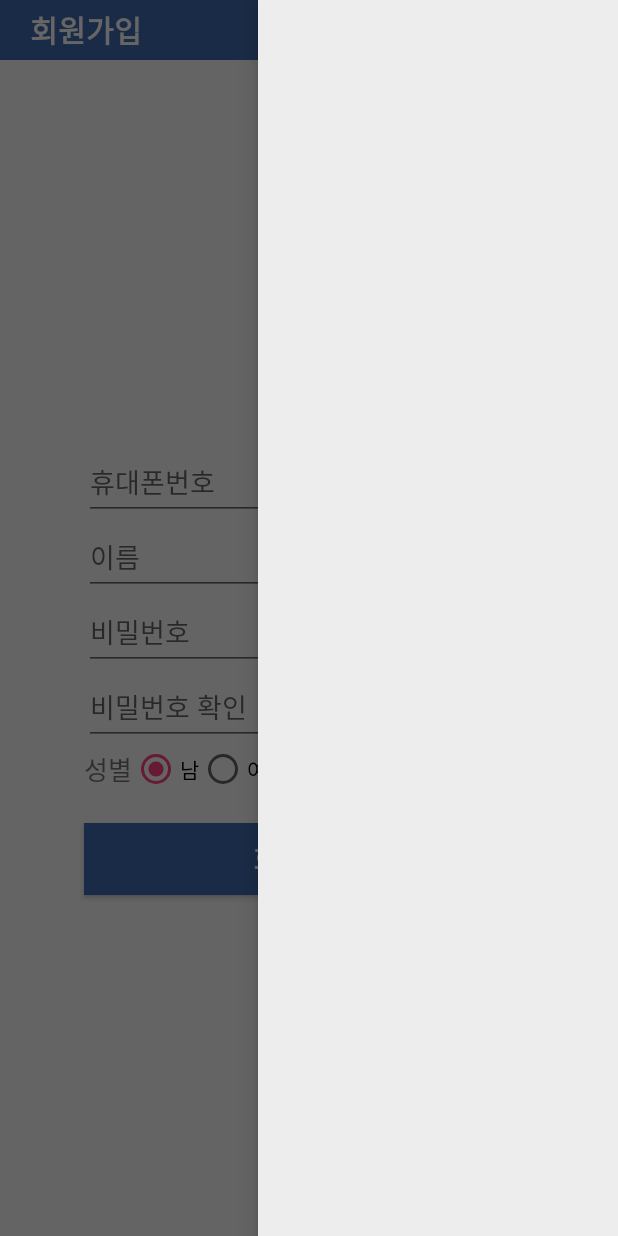
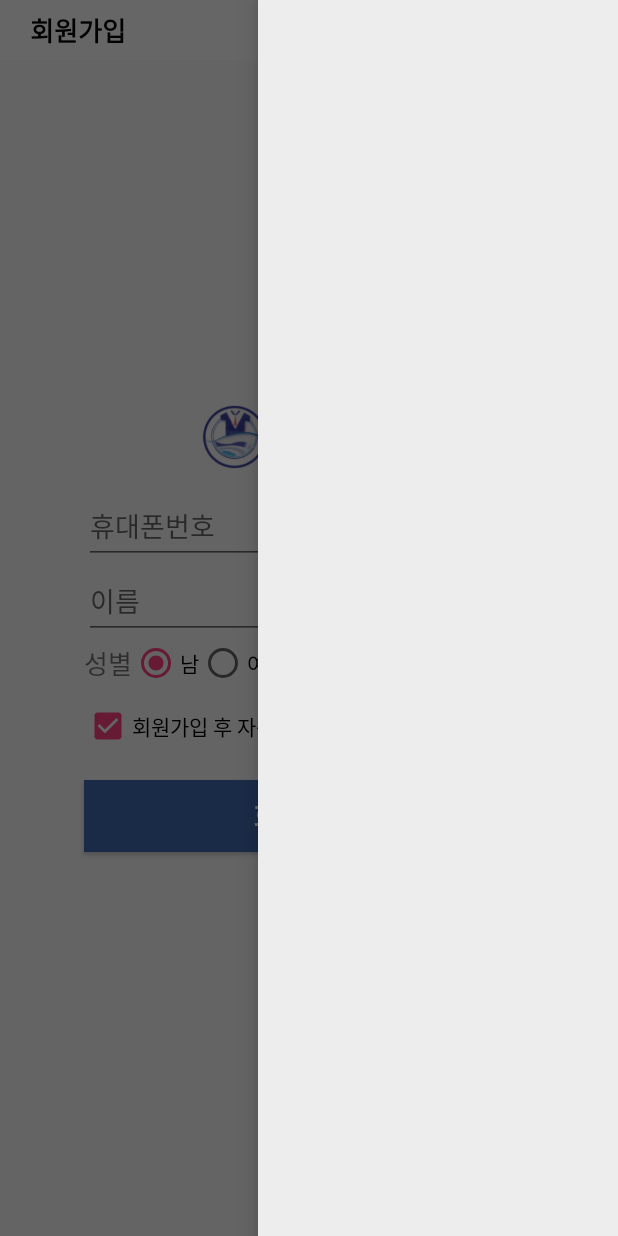
Before and after one commit to rang1536/SetakApp, an Android app: the JoinActivity screen opened directly, with no data from a screen before it, with the side drawer open, on a phone screen of 412 x 824 dp. Run offline under Robolectric (Android 15) with nearby library versions, the phone set to English and light mode, and no system bars.

Commit message:
푸쉬 완료

```diff
--- a/app/src/main/AndroidManifest.xml
+++ b/app/src/main/AndroidManifest.xml
@@ -7,6 +7,8 @@
     <uses-permission android:name="android.permission.CALL_PHONE" />
     <uses-permission android:name="android.permission.DIAL_PHONE" />
     <uses-permission android:name="android.permission.ACCESS_NETWORK_STATE" />
+    <uses-permission android:name="android.permission.VIBRATE"/>
+
 
     <!-- android:theme="@style/Theme.AppCompat.Light.NoActionBar" -->
     <application
--- a/app/src/main/java/android/app/setak/RequestHttpConnection.java
+++ b/app/src/main/java/android/app/setak/RequestHttpConnection.java
@@ -21,7 +21,8 @@ public class RequestHttpConnection {
         //_url = "http://192.168.1.149:8080/greenbis/" + _url;
 
         //로컬2
-        _url = "http://192.168.0.201:8080/www/" + _url;
+        /*_url = "http://192.168.0.201:8080/www/" + _url;*/
+        _url = "http://192.168.0.5:8080/www/" + _url;
 
         //호스팅
        /* _url = "http://www.setak.kr/" + _url;*/
--- a/app/src/main/res/layout/activity_join.xml
+++ b/app/src/main/res/layout/activity_join.xml
@@ -17,7 +17,7 @@
             android:id="@+id/join_menu_title"
             android:layout_width="match_parent"
             android:layout_height="40dp"
-            android:background="#426bb3"
+            android:background="#FFFFFF"
             android:gravity="top">
 
             <TextView
@@ -26,8 +26,8 @@
                 android:layout_centerVertical="true"
                 android:layout_marginLeft="20dp"
                 android:text="회원가입"
-                android:textColor="#FFFFFF"
-                android:textSize="20dp"
+                android:textColor="#000000"
+                android:textSize="17dp"
                 android:textStyle="bold" />
         </RelativeLayout>
 
@@ -47,18 +47,17 @@
 
                 <!--<ImageView
                     android:id="@+id/join_logo"
-                    android:layout_width="70dp"
-                    android:layout_height="50dp"
+                    android:layout_width="220dp"
+                    android:layout_height="90dp"
                     android:layout_alignParentBottom="true"
-                    android:src="@drawable/logo" />
+                    android:src="@drawable/logo" />-->
 
                 <ImageView
                     android:id="@+id/join_logo_title"
                     android:layout_width="150dp"
                     android:layout_height="50dp"
                     android:layout_alignParentBottom="true"
-                    android:layout_toRightOf="@+id/join_logo"
-                    android:src="@drawable/actionbar_logo" />-->
+                    android:src="@drawable/ac_logo" />
             </RelativeLayout>
 
             <EditText
@@ -79,7 +78,7 @@
                 android:hint="이름"
                 android:privateImeOptions="defaultInputmode=korea" />
 
-            <EditText
+            <!--<EditText
                 android:id="@+id/joinPwInput"
                 android:layout_width="300dp"
                 android:layout_height="50dp"
@@ -95,15 +94,15 @@
                 android:layout_below="@+id/joinPwInput"
                 android:layout_centerHorizontal="true"
                 android:hint="비밀번호 확인"
-                android:inputType="textPassword" />
+                android:inputType="textPassword" />-->
 
 
             <RelativeLayout
                 android:id="@+id/genderLayout"
                 android:layout_width="wrap_content"
                 android:layout_height="wrap_content"
-                android:layout_alignLeft="@+id/joinPwCheckInput"
-                android:layout_below="@+id/joinPwCheckInput"
+                android:layout_alignLeft="@+id/joinNameInput"
+                android:layout_below="@+id/joinNameInput"
                 android:orientation="horizontal">
 
                 <TextView
@@ -138,9 +137,17 @@
                         android:layout_weight="1"
                         android:text="여" />
                 </RadioGroup>
+
+                <!--<CheckBox
+                    android:layout_width="match_parent"
+                    android:layout_height="wrap_content"
+                    android:text="회원가입후 자동로그인"
+                    android:id="@+id/joinAutoLogin"
+                    android:layout_alignLeft="@+id/genderTextView"
+                    android:layout_below="@+id/genderTextView"/>-->
             </RelativeLayout>
 
-            <!--<CheckBox
+            <CheckBox
                 android:id="@+id/autoLoginCheck"
                 android:layout_width="wrap_content"
                 android:layout_height="wrap_content"
@@ -149,14 +156,14 @@
                 android:layout_centerHorizontal="true"
                 android:layout_marginTop="10dp"
                 android:checked="true"
-                android:text="회원가입 후 자동로그인" />-->
+                android:text="회원가입 후 자동로그인" />
 
             <Button
                 android:id="@+id/joinSubmitBtn"
                 android:layout_width="300dp"
                 android:layout_height="wrap_content"
-                android:layout_alignLeft="@+id/genderLayout"
-                android:layout_below="@+id/genderLayout"
+                android:layout_alignLeft="@+id/autoLoginCheck"
+                android:layout_below="@+id/autoLoginCheck"
                 android:layout_centerHorizontal="true"
                 android:layout_marginTop="20dp"
                 android:background="#426bb3"
```
Also changed, not shown: app/src/main/java/android/app/setak/FirebaseInstanceIDService.java (+26 -24 lines), app/src/main/java/android/app/setak/JoinActivity.java (+43 -21 lines), app/src/main/java/android/app/setak/LoginActivity.java (+12 -1 lines), app/src/main/java/android/app/setak/MainActivity.java (+3 -8 lines).
